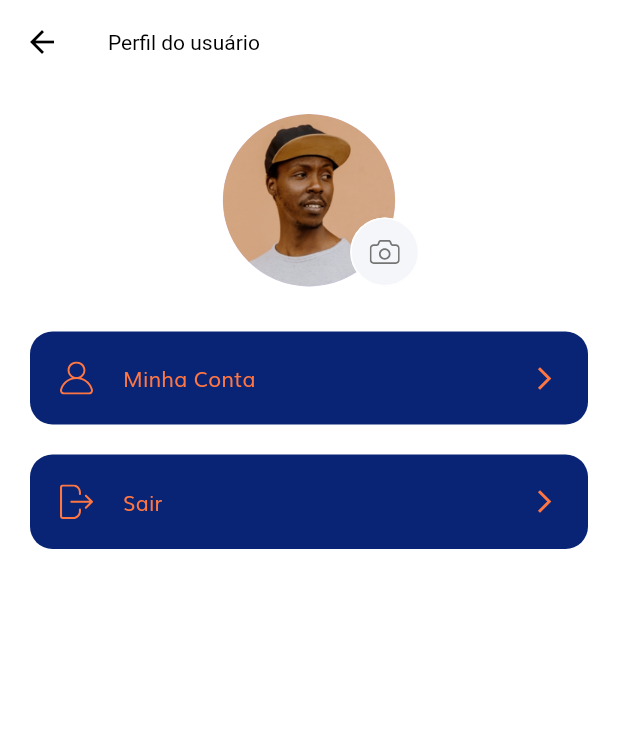
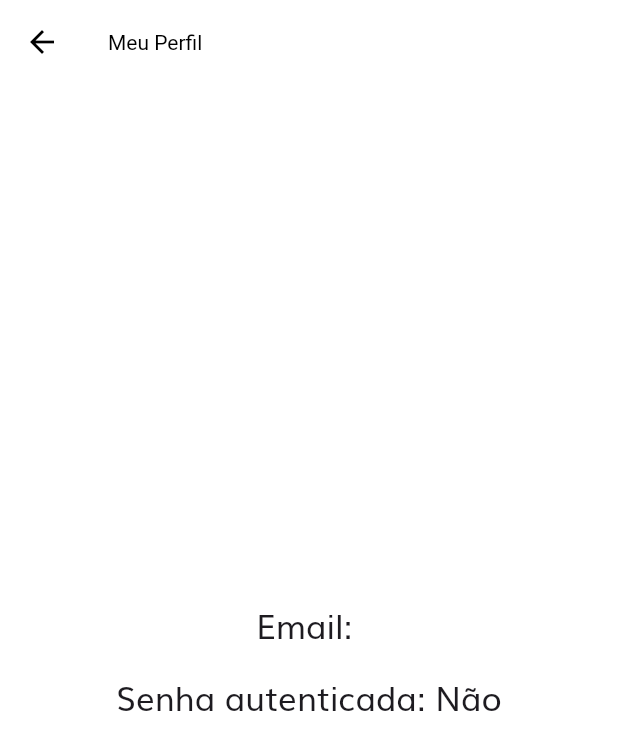
Before and after one commit to Matheus142/promofitapp, a Flutter app: the ProfileScreen screen opened by its route, after a tap on "Minha Conta", on a phone screen of 412 x 824 dp. Shown: the top 750 px of the screen. Run offline on Flutter 3.47's test engine with Material 3 defaults, Android fonts, the phone set to English and light mode, and no system bars; our stand-ins replace cloud_firestore, firebase_auth, firebase_core, firebase_storage, flutter_svg, image_picker; accounts and stored records are empty.

Commit message:
commitcorreçãobugs

```diff
--- a/lib/routes.dart
+++ b/lib/routes.dart
@@ -9,8 +9,7 @@ import 'screens/sign_up/sign_up_screen.dart';
 import 'screens/splash/splash_screen.dart';
 import 'screens/products/product_whey.dart';
 import '/models/Product_details.dart';
-import 'screens/profile/components/screen_notification.dart';
-
+import 'package:shop_app/screens/profile/Myprofile.dart';
 
 // We use name route
 // All our routes will be available here
@@ -25,5 +24,5 @@ final Map<String, WidgetBuilder> routes = {
   ProductWhey.routeName: (context) => ProductWhey(),
   ProfileScreen.routeName: (context) => const ProfileScreen(),
   ProductsDetailsPage.routeName: (context) => ProductsDetailsPage(),
-  ScreenNotification.routeName:  (context) => ScreenNotification(),
+  MyProfileScreen.routeName: (context) => MyProfileScreen(),
 };
--- /dev/null
+++ b/lib/screens/profile/Myprofile.dart
@@ -0,0 +1,37 @@
+import 'package:flutter/material.dart';
+import 'package:firebase_auth/firebase_auth.dart';
+
+class MyProfileScreen extends StatelessWidget {
+  static const String routeName = "/my_profile";
+
+  @override
+  Widget build(BuildContext context) {
+    User? user = FirebaseAuth.instance.currentUser;
+
+    String email = user?.email ?? "Email não encontrado";
+    bool hasPassword = user?.providerData.any((userInfo) => userInfo.providerId == "password") ?? false;
+
+    return Scaffold(
+      appBar: AppBar(
+        title: const Text("Meu Perfil"),
+      ),
+      body: Center(
+        child: Column(
+          mainAxisAlignment: MainAxisAlignment.center,
+          crossAxisAlignment: CrossAxisAlignment.center,
+          children: [
+            Text(
+              "Email: $email",
+              style: Theme.of(context).textTheme.headline6, // Utilizando o estilo da AppBar
+            ),
+            SizedBox(height: 20),
+            Text(
+              "Senha autenticada: ${hasPassword ? 'Sim' : 'Não'}",
+              style: Theme.of(context).textTheme.headline6, // Utilizando o estilo da AppBar
+            ),
+          ],
+        ),
+      ),
+    );
+  }
+}
--- a/lib/screens/profile/profile_screen.dart
+++ b/lib/screens/profile/profile_screen.dart
@@ -2,6 +2,7 @@ import 'package:flutter/material.dart';
 import 'package:flutter/services.dart';
 import 'components/profile_menu.dart';
 import 'components/profile_pic.dart';
+import 'package:shop_app/screens/profile/Myprofile.dart'; // Importe a tela MyProfileScreen
 
 class ProfileScreen extends StatelessWidget {
   static const String routeName = "/profile";
@@ -12,7 +13,15 @@ class ProfileScreen extends StatelessWidget {
   Widget build(BuildContext context) {
     return Scaffold(
       appBar: AppBar(
-        title: const Text("Perfil do usuário"),
+        title: const Text(
+          "Perfil do usuário",
+          style: TextStyle(
+            fontSize: 20, // Tamanho da fonte
+            fontWeight: FontWeight.bold, // Negrito
+            // Outros estilos que desejar
+          ),
+        ),
+        centerTitle: true, // Centralizar o título
       ),
       body: SingleChildScrollView(
         padding: const EdgeInsets.symmetric(vertical: 20),
@@ -24,15 +33,36 @@ class ProfileScreen extends StatelessWidget {
               text: "Minha Conta",
               icon: "assets/icons/User Icon.svg",
               press: () {
-                // Implemente a lógica desejada para 'Minha Conta'
+                Navigator.pushNamed(context, MyProfileScreen.routeName);
               },
             ),
             ProfileMenu(
               text: "Sair",
               icon: "assets/icons/Log out.svg",
               press: () {
-                // Encerra o aplicativo quando pressionado
-                SystemNavigator.pop();
+                showDialog(
+                  context: context,
+                  builder: (BuildContext context) {
+                    return AlertDialog(
+                      title: const Text("Sair"),
+                      content: const Text("Tem certeza de que deseja sair?"),
+                      actions: [
+                        TextButton(
+                          onPressed: () {
+                            Navigator.of(context).pop();
+                          },
+                          child: const Text("Cancelar"),
+                        ),
+                        TextButton(
+                          onPressed: () {
+                            SystemNavigator.pop();
+                          },
+                          child: const Text("Sair"),
+                        ),
+                      ],
+                    );
+                  },
+                );
               },
             ),
           ],
```
Also changed, not shown: lib/screens/login_success/login_success_screen.dart (+42 -3 lines), lib/screens/profile/components/screen_about_app.dart (deleted, +0 -27 lines), lib/screens/profile/components/screen_notification.dart (deleted, +0 -35 lines).
